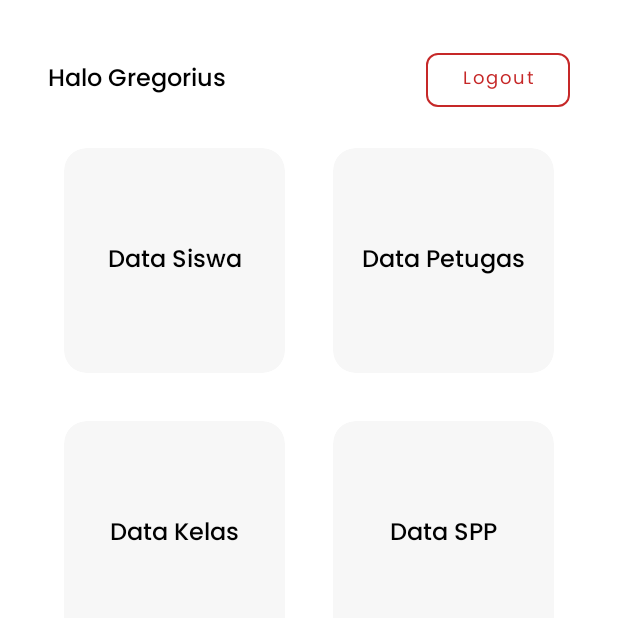
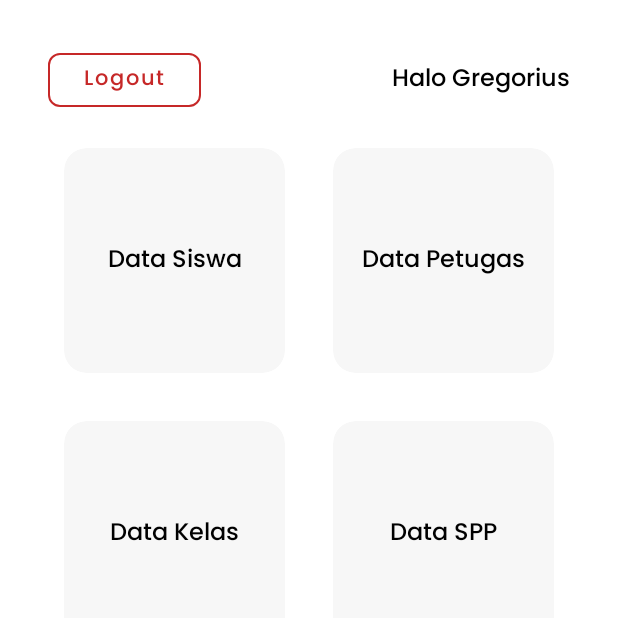
Before and after one commit to SHSXII-FinalExam/FE_EXAM2021, an Android app: the HomeAdminFragment screen opened directly, with no data from a screen before it, on a phone screen of 412 x 824 dp, the top half of it. Run offline under Robolectric (Android 15) with nearby library versions, the phone set to English and light mode, and no system bars.

Commit message:
XML Update

```diff
--- a/app/src/main/res/layout/petugas_activity_home.xml
+++ b/app/src/main/res/layout/petugas_activity_home.xml
@@ -9,13 +9,13 @@
         android:id="@+id/textView"
         android:layout_width="wrap_content"
         android:layout_height="wrap_content"
-        android:layout_marginStart="32dp"
         android:layout_marginTop="40dp"
+        android:layout_marginEnd="32dp"
         android:fontFamily="@font/poppins_medium"
         android:text="Halo Gregorius"
         android:textColor="@color/black"
         android:textSize="16sp"
-        app:layout_constraintStart_toStartOf="parent"
+        app:layout_constraintEnd_toEndOf="parent"
         app:layout_constraintTop_toTopOf="parent" />
 
     <com.google.android.material.button.MaterialButton
@@ -23,16 +23,16 @@
         style="@style/Widget.MaterialComponents.Button.OutlinedButton"
         android:layout_width="wrap_content"
         android:layout_height="wrap_content"
-        android:layout_marginEnd="32dp"
-        android:fontFamily="@font/poppins"
+        android:layout_marginStart="32dp"
+        android:fontFamily="@font/poppins_medium"
         android:paddingHorizontal="24dp"
         android:text="Logout"
         android:textAllCaps="false"
         android:textColor="#C62828"
-        android:textSize="12sp"
+        android:textSize="14sp"
         app:cornerRadius="8dp"
         app:layout_constraintBottom_toBottomOf="@+id/textView"
-        app:layout_constraintEnd_toEndOf="parent"
+        app:layout_constraintStart_toStartOf="parent"
         app:layout_constraintTop_toTopOf="@+id/textView"
         app:rippleColor="#FF6565"
         app:strokeColor="#C62828" />
```
